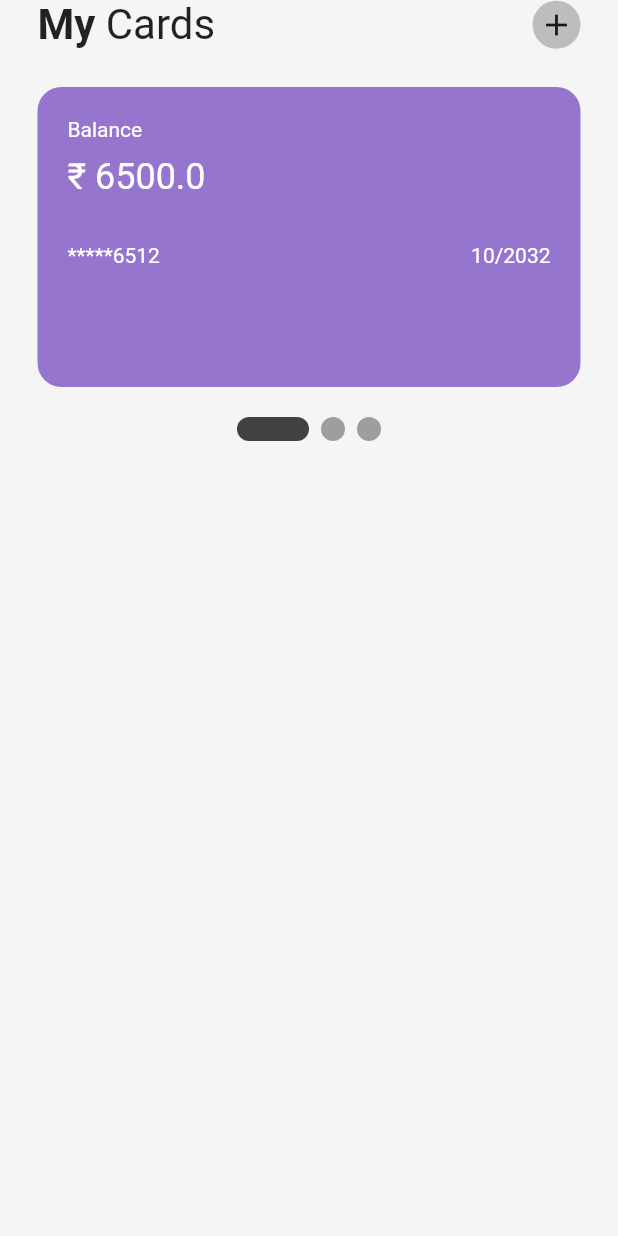
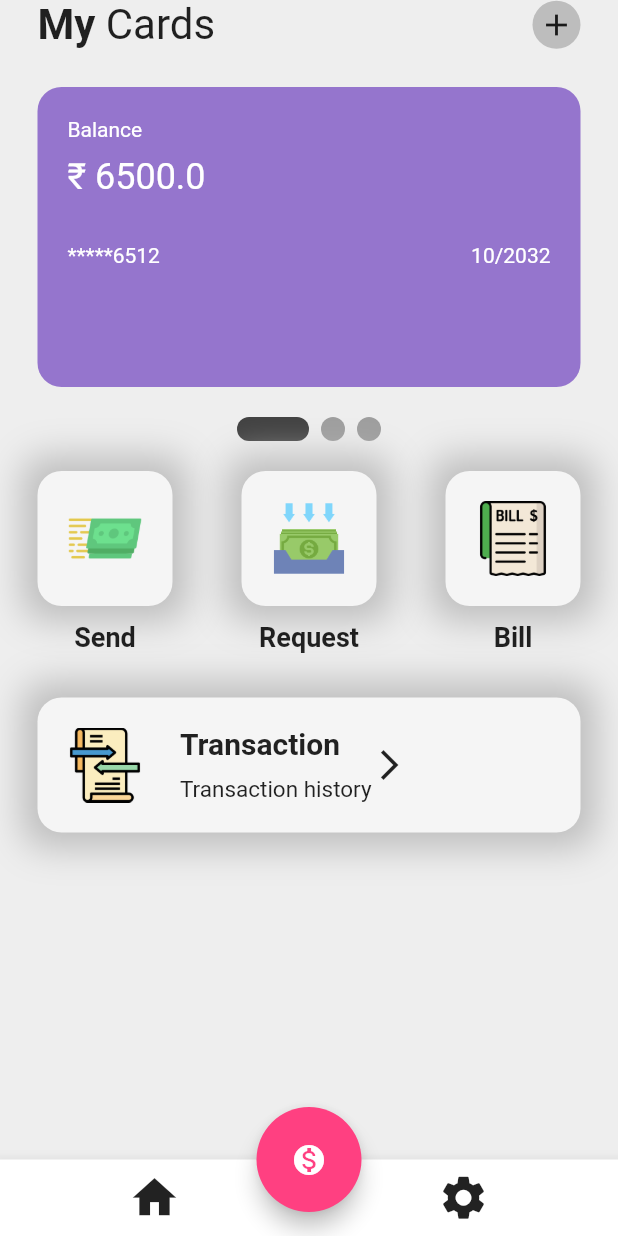
Before and after one commit to sazz7/flutter_bank, a Flutter app: the screen it shows after launch, on a phone screen of 412 x 824 dp. Run offline on Flutter 3.47's test engine with Material 2 defaults, Android fonts, the phone set to English and light mode, and no system bars; drawn by our look-alikes of smooth_page_indicator.

Commit message:
home page

```diff
--- a/lib/home_page.dart
+++ b/lib/home_page.dart
@@ -1,6 +1,7 @@
-import 'package:flutter/cupertino.dart';
 import 'package:flutter/material.dart';
 import 'package:flutter_bank/cards.dart';
+import 'package:flutter_bank/my_button.dart';
+import 'package:flutter_bank/my_list.dart';
 import 'package:smooth_page_indicator/smooth_page_indicator.dart';
 
 class HomePage extends StatefulWidget {
@@ -13,7 +14,29 @@ class _HomePageState extends State<HomePage> {
   @override
   Widget build(BuildContext context) {
     return Scaffold(
-      backgroundColor: Colors.grey[100],
+      backgroundColor: Colors.grey[200],
+      floatingActionButton: SizedBox(height: 70,width: 70,
+        child: FloatingActionButton(
+          onPressed: (){},
+          backgroundColor: Colors.pinkAccent,
+          child: Icon(Icons.monetization_on),
+        ),
+      ),
+      floatingActionButtonLocation: FloatingActionButtonLocation.centerDocked,
+      bottomNavigationBar: BottomAppBar(
+        child: Row(
+          mainAxisAlignment: MainAxisAlignment.spaceAround,
+          children: [
+          IconButton(
+            iconSize: 35,
+              onPressed: (){},
+              icon: Icon(Icons.home)),
+          IconButton(
+              iconSize: 35,
+              onPressed: (){},
+              icon: Icon(Icons.settings))
+        ],),
+      ),
       body: SafeArea(
         child: Column(children: [
           Padding(
@@ -55,8 +78,21 @@ class _HomePageState extends State<HomePage> {
             effect: ExpandingDotsEffect(
               activeDotColor: Colors.grey.shade800
             ),
-          )
+          ),
+          SizedBox(height: 20),
 
+          Padding(
+            padding: const EdgeInsets.symmetric(horizontal: 25.0),
+            child: Row(
+              mainAxisAlignment: MainAxisAlignment.spaceBetween,
+              children: [
+                MyButton(image: "assets/send.png", text: "Send",button_tap: (){},),
+                MyButton(image: "assets/request.png", text: "Request",button_tap: (){}),
+                MyButton(image: "assets/bill.png", text: "Bill",button_tap: (){}),
+            ],),
+          ),
+          SizedBox(height: 30,),
+          MyList(),
         ],),
       ),
     );
--- /dev/null
+++ b/lib/my_button.dart
@@ -0,0 +1,42 @@
+import 'package:flutter/material.dart';
+
+class MyButton extends StatelessWidget {
+  final image;
+  final String text;
+  final button_tap;
+  const MyButton({
+    Key? key,
+    required this.image,
+    required this.text,
+    required this.button_tap,
+  }) : super(key: key);
+  @override
+  Widget build(BuildContext context) {
+    return Column(
+      children: [
+        InkWell(
+          onTap: button_tap,
+          child: Container(
+            padding: EdgeInsets.all(20),
+            height: 90,
+            decoration: BoxDecoration(
+                color: Colors.grey[100],
+                borderRadius: BorderRadius.circular(16),
+                boxShadow: [
+                  BoxShadow(
+                      color: Colors.grey.shade400,
+                      blurRadius: 20,
+                      spreadRadius: 10
+                  )
+                ]
+            ),
+            child: Center(
+                child: Image.asset(image)),
+          ),
+        ),
+        SizedBox(height: 10,),
+        Text(text,style: TextStyle(fontSize: 18,fontWeight: FontWeight.bold),)
+      ],
+    );
+  }
+}
--- /dev/null
+++ b/lib/my_list.dart
@@ -0,0 +1,49 @@
+import 'package:flutter/material.dart';
+import 'package:flutter_bank/transaction.dart';
+
+class MyList extends StatelessWidget {
+  @override
+  Widget build(BuildContext context) {
+    return Padding(
+      padding: const EdgeInsets.symmetric(horizontal: 25.0),
+      child: InkWell(
+        onTap: (){
+          Navigator.push(context, MaterialPageRoute(builder: (context)=> Transaction()));
+        },
+        child: Container(
+          decoration: BoxDecoration(
+              color: Colors.grey[100],
+              borderRadius: BorderRadius.circular(16),
+              boxShadow: [
+                BoxShadow(
+                    color: Colors.grey.shade400,
+                    blurRadius: 20,
+                    spreadRadius: 10
+                )
+              ]
+          ),
+          height: 90,
+          child: Padding(
+            padding: const EdgeInsets.symmetric(horizontal: 20.0),
+            child: Row(
+              //mainAxisAlignment: MainAxisAlignment.spaceBetween,
+              children: [
+                Image.asset("assets/transaction.png",height: 50,),
+                SizedBox(width: 25,),
+                Column(
+                  mainAxisAlignment: MainAxisAlignment.center,
+                  crossAxisAlignment: CrossAxisAlignment.start,
+                  children: [
+                    Text("Transaction",style: TextStyle(fontWeight: FontWeight.bold,fontSize: 20),),
+                    SizedBox(height: 10,),
+                    Text("Transaction history",style: TextStyle(fontSize: 15),)
+                  ],),
+                Align(
+                    alignment: Alignment.centerRight,
+                    child: Icon(Icons.arrow_forward_ios)),
+              ],),
+          ),),
+      ),
+    );
+  }
+}
--- /dev/null
+++ b/lib/transaction.dart
@@ -0,0 +1,12 @@
+import 'package:flutter/material.dart';
+
+class Transaction extends StatelessWidget {
+  @override
+  Widget build(BuildContext context) {
+    return Scaffold(
+      body: SafeArea(
+        child: Center(child: Text("hhgjujhl")),
+      ),
+    );
+  }
+}
--- a/pubspec.yaml
+++ b/pubspec.yaml
@@ -59,7 +59,8 @@ flutter:
   uses-material-design: true
 
   # To add assets to your application, add an assets section, like this:
-  # assets:
+  assets:
+    - assets/
   #   - images/a_dot_burr.jpeg
   #   - images/a_dot_ham.jpeg
 
```
Also changed, not shown: assets/bill.png (added), assets/request.png (added), assets/send.png (added), assets/transaction.png (added).
